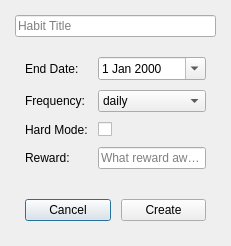
Before: the Qt Designer form app/ui/HabitDialog.ui in AALLEXXX/smart-todo, drawn with Qt 5.
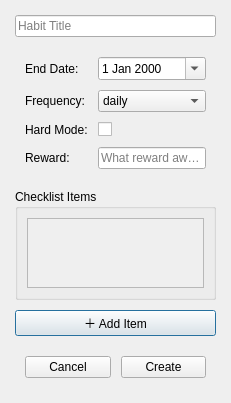
After: the same form once the commit is applied.

Commit message: udp all pages, new data reload, done habits and today page, and more more more

Diff of the .ui file:
```diff
--- a/app/ui/HabitDialog.ui
+++ b/app/ui/HabitDialog.ui
@@ -74,6 +74,53 @@
      </item>
     </layout>
    </item>
+
+   <!-- Checklist items group with scroll -->
+   <item>
+    <widget class="QGroupBox" name="itemsGroup">
+     <property name="title">
+      <string>Checklist Items</string>
+     </property>
+     <layout class="QVBoxLayout" name="itemsGroupLayout">
+      <item>
+       <widget class="QScrollArea" name="itemsScrollArea">
+        <property name="widgetResizable">
+         <bool>true</bool>
+        </property>
+        <property name="maximumHeight">
+         <number>200</number>
+        </property>
+        <widget class="QWidget" name="scrollAreaWidgetContents">
+         <property name="geometry">
+          <rect>
+           <x>0</x><y>0</y><width>200</width><height>200</height>
+          </rect>
+         </property>
+         <layout class="QVBoxLayout" name="itemsLayout">
+          <property name="spacing">
+           <number>4</number>
+          </property>
+          <property name="margin">
+           <number>0</number>
+          </property>
+         </layout>
+        </widget>
+       </widget>
+      </item>
+     </layout>
+    </widget>
+   </item>
+
+   <!-- Add item button -->
+   <item>
+    <widget class="QPushButton" name="addItemBtn">
+     <property name="text">
+      <string>＋ Add Item</string>
+     </property>
+    </widget>
+   </item>
+
+   <!-- Cancel / Create buttons -->
    <item>
     <layout class="QHBoxLayout" name="buttonsLayout">
      <property name="margin">
```
Left out of the diff: 67 changed lines with no effect on the pictures. The commit also changes 19 other files.
